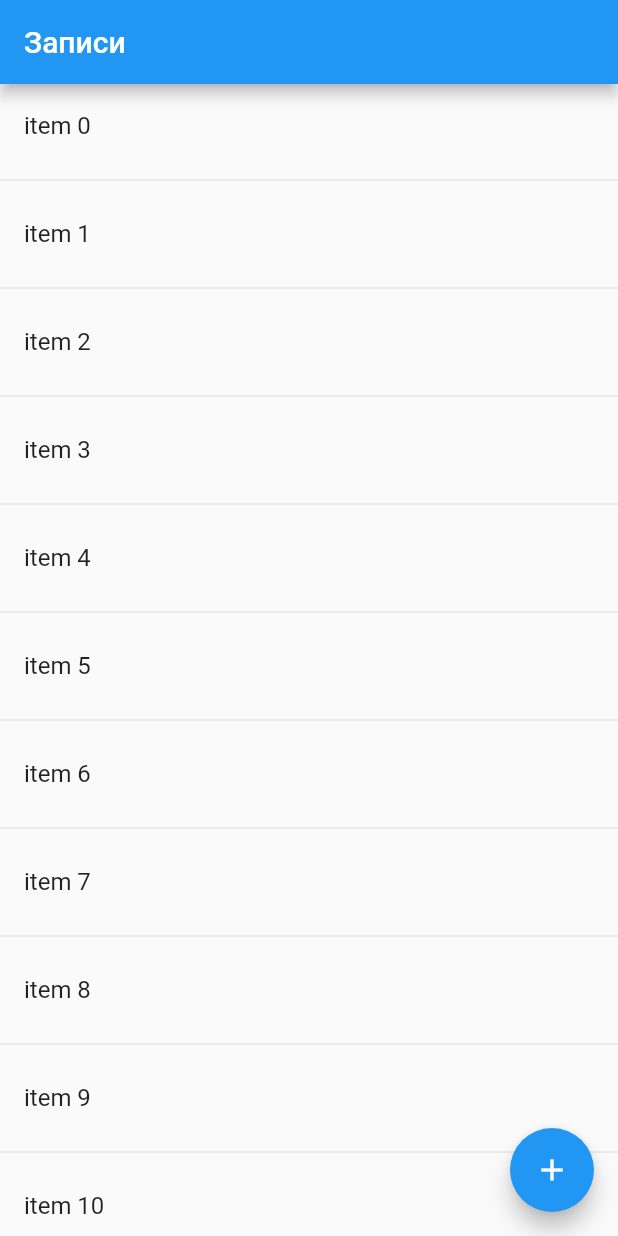
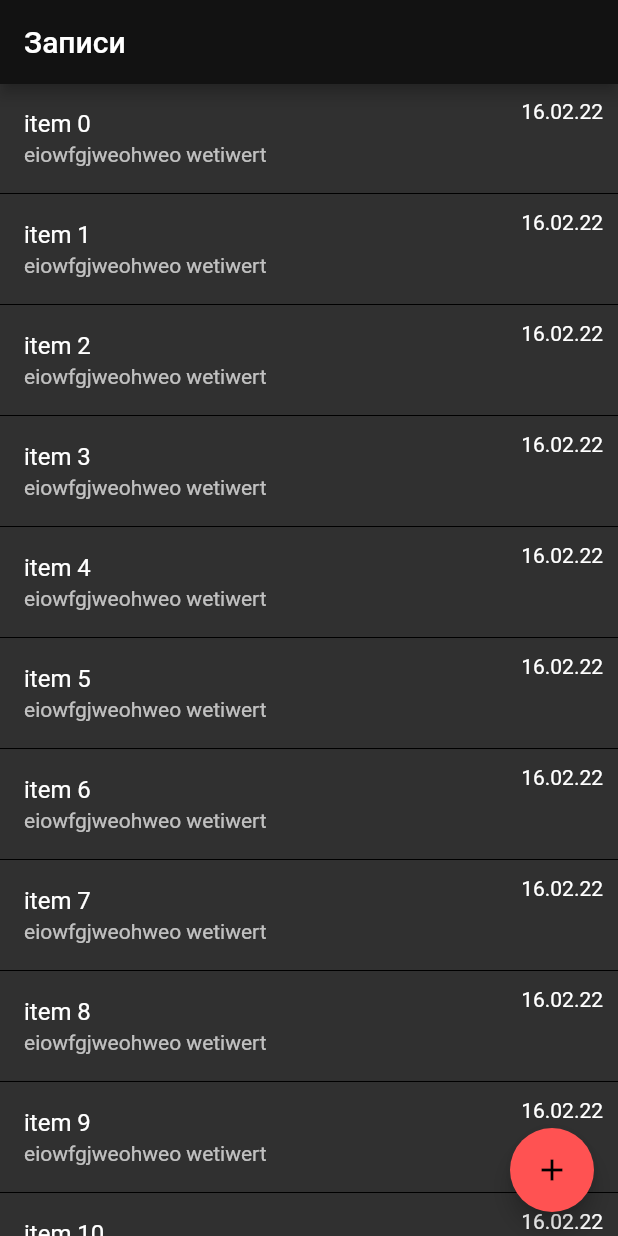
Before and after one commit to fear404-png/fastpad, a Flutter app: the screen it shows after launch, on a phone screen of 412 x 824 dp. Run offline on Flutter 3.47's test engine with Material 2 defaults, Android fonts, the phone set to English and light mode, and no system bars.

Commit message:
Верстка записей

```diff
--- a/lib/widgets/app/app.dart
+++ b/lib/widgets/app/app.dart
@@ -8,6 +8,11 @@ class App extends StatelessWidget {
   @override
   Widget build(BuildContext context) {
     return MaterialApp(
+      theme: ThemeData(
+        colorScheme: const ColorScheme.dark().copyWith(
+          secondary: Colors.redAccent,
+        ),
+      ),
       routes: {"/notes": (context) => const NotesWidget()},
       initialRoute: "/notes",
     );
--- a/lib/widgets/notes/notes.dart
+++ b/lib/widgets/notes/notes.dart
@@ -10,16 +10,28 @@ class NotesWidget extends StatelessWidget {
       appBar: AppBar(title: const Text("Записи")),
       body: ListView.separated(
           itemBuilder: (BuildContext context, int index) {
-            return ListTile(
-              title: Text('item $index'),
+            return Stack(
+              children: [
+                ListTile(
+                  title: Text('item $index'),
+                  subtitle: Text("eiowfgjweohweo wetiwert"),
+                ),
+                Container(
+                  padding: const EdgeInsets.all(10),
+                  child: Text("16.02.22"),
+                  alignment: Alignment.centerRight,
+                )
+              ],
             );
           },
-          separatorBuilder: (BuildContext context, int index) =>
-              const Divider(),
+          separatorBuilder: (BuildContext context, int index) => const Divider(
+                color: Colors.black,
+                height: 2,
+              ),
           itemCount: 100),
       floatingActionButton: FloatingActionButton(
         onPressed: () {},
-        child: Icon(Icons.add),
+        child: const Icon(Icons.add),
       ),
     );
   }
```
